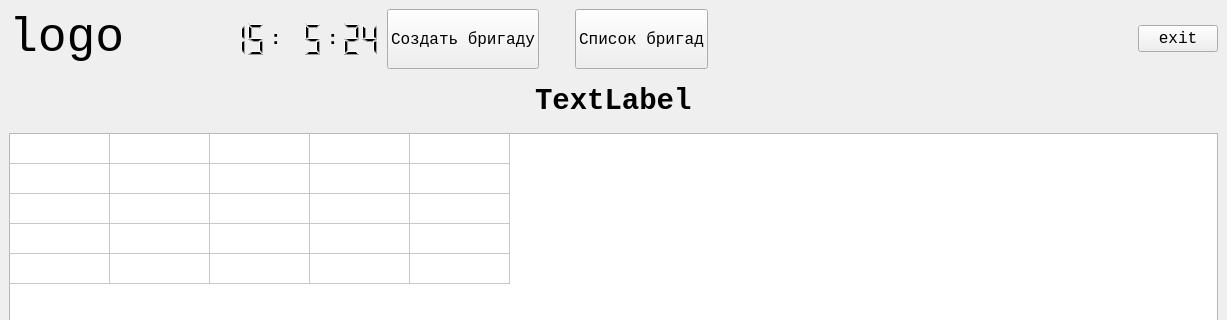
Old version of the form views/ui/main_ui.ui in the repository Hudrolax/leskraft_terminal; both pictures show x 0 to 1227 and y 0 to 320 of the 1227 by 846 pixel window.
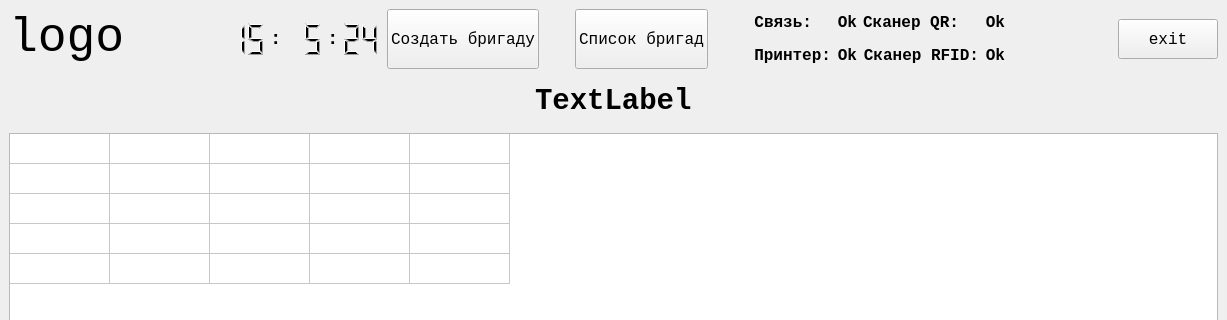
New version of the form.

The edit to the form file:
```diff
--- a/views/ui/main_ui.ui
+++ b/views/ui/main_ui.ui
@@ -28,10 +28,7 @@
   <widget class="QWidget" name="centralwidget">
    <layout class="QVBoxLayout" name="verticalLayout">
     <item>
-     <layout class="QHBoxLayout" name="horizontalLayout_4">
-      <property name="sizeConstraint">
-       <enum>QLayout::SetDefaultConstraint</enum>
-      </property>
+     <layout class="QHBoxLayout" name="horizontalLayout_6">
       <item>
        <widget class="QLabel" name="logo_label">
         <property name="enabled">
@@ -236,6 +233,170 @@
         </property>
        </widget>
       </item>
+      <item>
+       <spacer name="horizontalSpacer_5">
+        <property name="orientation">
+         <enum>Qt::Horizontal</enum>
+        </property>
+        <property name="sizeType">
+         <enum>QSizePolicy::Minimum</enum>
+        </property>
+        <property name="sizeHint" stdset="0">
+         <size>
+          <width>40</width>
+          <height>20</height>
+         </size>
+        </property>
+       </spacer>
+      </item>
+      <item>
+       <layout class="QGridLayout" name="gridLayout">
+        <item row="0" column="0">
+         <layout class="QHBoxLayout" name="horizontalLayout_2">
+          <item>
+           <widget class="QLabel" name="label_server">
+            <property name="font">
+             <font>
+              <weight>75</weight>
+              <bold>true</bold>
+             </font>
+            </property>
+            <property name="text">
+             <string>Связь:</string>
+            </property>
+            <property name="alignment">
+             <set>Qt::AlignRight|Qt::AlignTrailing|Qt::AlignVCenter</set>
+            </property>
+           </widget>
+          </item>
+          <item>
+           <widget class="QLabel" name="val_server">
+            <property name="font">
+             <font>
+              <weight>75</weight>
+              <bold>true</bold>
+             </font>
+            </property>
+            <property name="text">
+             <string>Ok</string>
+            </property>
+            <property name="alignment">
+             <set>Qt::AlignRight|Qt::AlignTrailing|Qt::AlignVCenter</set>
+            </property>
+           </widget>
+          </item>
+         </layout>
+        </item>
+        <item row="0" column="1">
+         <layout class="QHBoxLayout" name="horizontalLayout_4">
+          <item>
+           <widget class="QLabel" name="label_qr">
+            <property name="font">
+             <font>
+              <weight>75</weight>
+              <bold>true</bold>
+             </font>
+            </property>
+            <property name="text">
+             <string>Сканер QR:</string>
+            </property>
+            <property name="alignment">
+             <set>Qt::AlignRight|Qt::AlignTrailing|Qt::AlignVCenter</set>
+            </property>
+           </widget>
+          </item>
+          <item>
+           <widget class="QLabel" name="val_qr">
+            <property name="font">
+             <font>
+              <weight>75</weight>
+              <bold>true</bold>
+             </font>
+            </property>
+            <property name="text">
+             <string>Ok</string>
+            </property>
+            <property name="alignment">
+             <set>Qt::AlignRight|Qt::AlignTrailing|Qt::AlignVCenter</set>
+            </property>
+           </widget>
+          </item>
+         </layout>
+        </item>
+        <item row="1" column="0">
+         <layout class="QHBoxLayout" name="horizontalLayout_3">
+          <item>
+           <widget class="QLabel" name="label_printer">
+            <property name="font">
+             <font>
+              <weight>75</weight>
+              <bold>true</bold>
+             </font>
+            </property>
+            <property name="text">
+             <string>Принтер:</string>
+            </property>
+            <property name="alignment">
+             <set>Qt::AlignRight|Qt::AlignTrailing|Qt::AlignVCenter</set>
+            </property>
+           </widget>
+          </item>
+          <item>
+           <widget class="QLabel" name="val_printer">
+            <property name="font">
+             <font>
+              <weight>75</weight>
+              <bold>true</bold>
+             </font>
+            </property>
+            <property name="text">
+             <string>Ok</string>
+            </property>
+            <property name="alignment">
+             <set>Qt::AlignRight|Qt::AlignTrailing|Qt::AlignVCenter</set>
+            </property>
+           </widget>
+          </item>
+         </layout>
+        </item>
+        <item row="1" column="1">
+         <layout class="QHBoxLayout" name="horizontalLayout_5">
+          <item>
+           <widget class="QLabel" name="label_rfid">
+            <property name="font">
+             <font>
+              <weight>75</weight>
+              <bold>true</bold>
+             </font>
+            </property>
+            <property name="text">
+             <string>Сканер RFID:</string>
+            </property>
+            <property name="alignment">
+             <set>Qt::AlignRight|Qt::AlignTrailing|Qt::AlignVCenter</set>
+            </property>
+           </widget>
+          </item>
+          <item>
+           <widget class="QLabel" name="val_rfid">
+            <property name="font">
+             <font>
+              <weight>75</weight>
+              <bold>true</bold>
+             </font>
+            </property>
+            <property name="text">
+             <string>Ok</string>
+            </property>
+            <property name="alignment">
+             <set>Qt::AlignRight|Qt::AlignTrailing|Qt::AlignVCenter</set>
+            </property>
+           </widget>
+          </item>
+         </layout>
+        </item>
+       </layout>
+      </item>
       <item>
        <spacer name="horizontalSpacer_4">
         <property name="orientation">
@@ -251,6 +412,12 @@
       </item>
       <item>
        <widget class="QPushButton" name="exit_btn">
+        <property name="minimumSize">
+         <size>
+          <width>100</width>
+          <height>40</height>
+         </size>
+        </property>
         <property name="text">
          <string>exit</string>
         </property>
```
